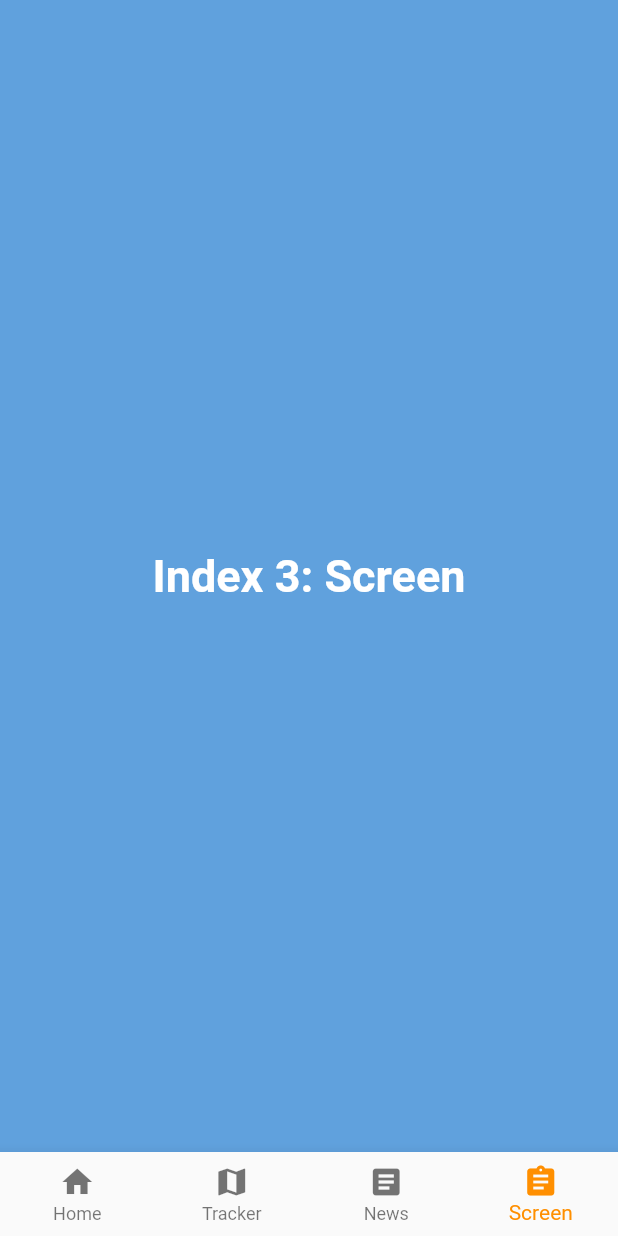
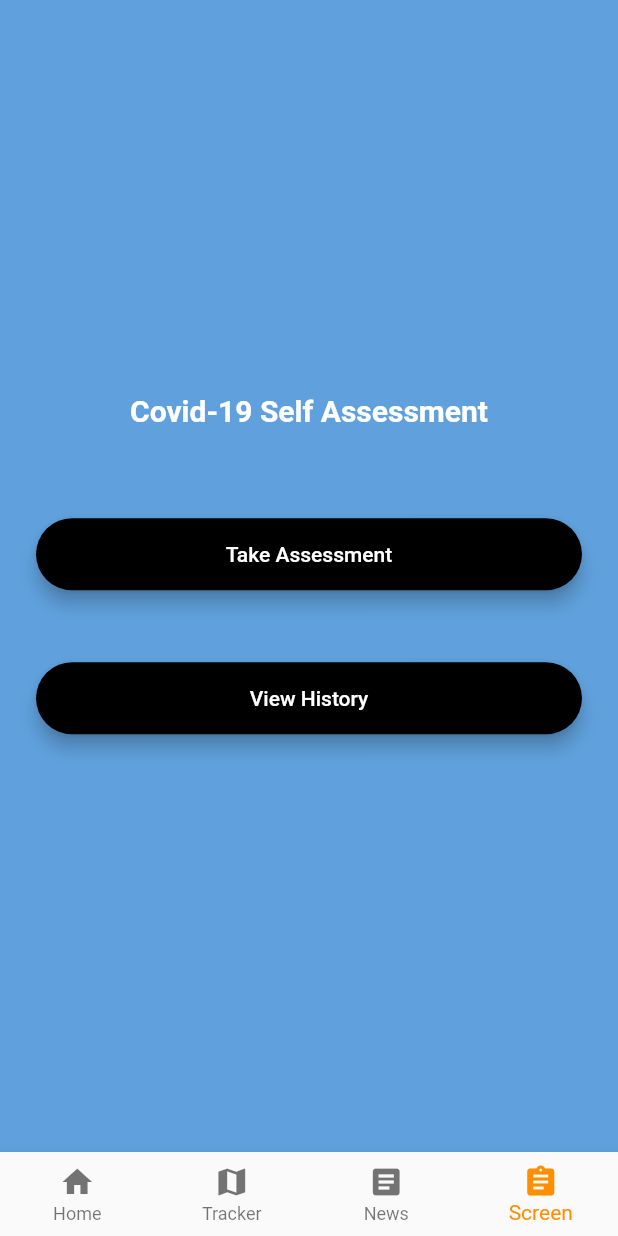
Before and after one commit to GalaSejahtera/GalaSejahtera, a Flutter app: the NavBar screen opened by its route, item 4 of the bottom bar chosen, on a phone screen of 412 x 824 dp. Run offline on Flutter 3.47's test engine with Material 2 defaults, Android fonts, the phone set to English and light mode, and no system bars; our stand-ins replace animated_text_kit, flutter_svg, flutter_typeahead, modal_progress_hud; network calls fail.

Commit message:
Added Screening Screen

```diff
--- a/lib/screens/nav_bar/nav_bar.dart
+++ b/lib/screens/nav_bar/nav_bar.dart
@@ -1,6 +1,7 @@
 import 'package:flutter/cupertino.dart';
 import 'package:flutter/material.dart';
 import 'package:gala_sejahtera/screens/tracker_screen/tracker_screen.dart';
+import 'package:gala_sejahtera/screens/screening_screen/screening_navigator.dart';
 
 class NavBar extends StatefulWidget {
   static const String id = 'nav_bar';
@@ -23,10 +24,7 @@ class _NavBarState extends State<NavBar> {
       'Index 2: News',
       style: optionStyle,
     ),
-    Text(
-      'Index 3: Screen',
-      style: optionStyle,
-    ),
+    ScreeningNavigator(),
   ];
 
   void _onItemTapped(int index) {
--- /dev/null
+++ b/lib/screens/screening_screen/screening_navigator.dart
@@ -0,0 +1,32 @@
+import 'package:flutter/material.dart';
+import 'package:gala_sejahtera/screens/screening_screen/screening_screen.dart';
+import 'take_assessment_screen.dart';
+
+class ScreeningNavigator extends StatefulWidget {
+  @override
+  _ScreeningNavigatorState createState() => _ScreeningNavigatorState();
+}
+
+class _ScreeningNavigatorState extends State<ScreeningNavigator> {
+  GlobalKey<NavigatorState> _screeningNavigatorKey =
+      GlobalKey<NavigatorState>();
+  @override
+  Widget build(BuildContext context) {
+    return Navigator(
+      key: _screeningNavigatorKey,
+      onGenerateRoute: (RouteSettings settings) {
+        return MaterialPageRoute(
+          settings: settings,
+          builder: (BuildContext context) {
+            switch (settings.name) {
+              case '/':
+                return ScreeningScreen();
+              case '/Assessment':
+                return TakeAssessmentScreen();
+            }
+          },
+        );
+      },
+    );
+  }
+}
--- /dev/null
+++ b/lib/screens/screening_screen/screening_screen.dart
@@ -0,0 +1,50 @@
+import 'dart:ui';
+
+import 'package:flutter/material.dart';
+import '../../widgets/rounded_button.dart';
+
+class ScreeningScreen extends StatefulWidget {
+  @override
+  _ScreeningScreenState createState() => _ScreeningScreenState();
+}
+
+class _ScreeningScreenState extends State<ScreeningScreen> {
+  @override
+  Widget build(BuildContext context) {
+    return Scaffold(
+      backgroundColor: Color(0xff60A1DD),
+      body: Padding(
+        padding: EdgeInsets.all(24.0),
+        child: Column(
+          crossAxisAlignment: CrossAxisAlignment.stretch,
+          mainAxisAlignment: MainAxisAlignment.center,
+          children: <Widget>[
+            Text(
+              "Covid-19 Self Assessment",
+              style: TextStyle(
+                fontSize: 20,
+                color: Colors.white,
+                fontWeight: FontWeight.bold,
+              ),
+              textAlign: TextAlign.center,
+            ),
+            SizedBox(height: 44),
+            RoundedButton(
+              title: 'Take Assessment',
+              color: Colors.black,
+              onPressed: () => Navigator.pushNamed(context, '/Assessment'),
+            ),
+            SizedBox(
+              height: 16,
+            ),
+            RoundedButton(
+              title: 'View History',
+              color: Colors.black,
+              onPressed: () => {print('view history')},
+            )
+          ],
+        ),
+      ),
+    );
+  }
+}
```
Also changed, not shown: lib/screens/screening_screen/take_assessment_screen.dart (added, +60 -0 lines).
